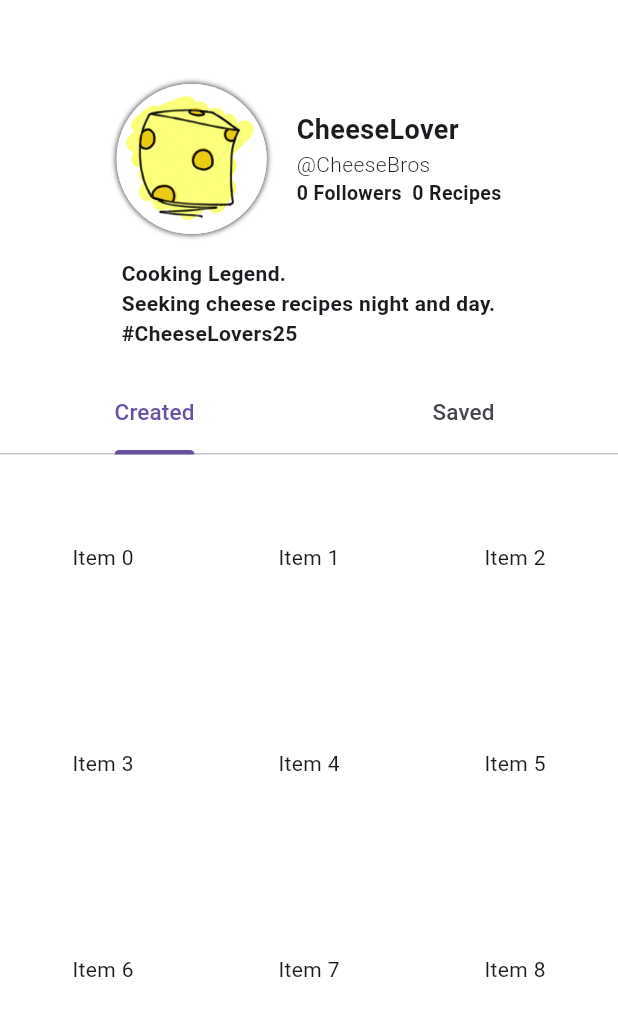
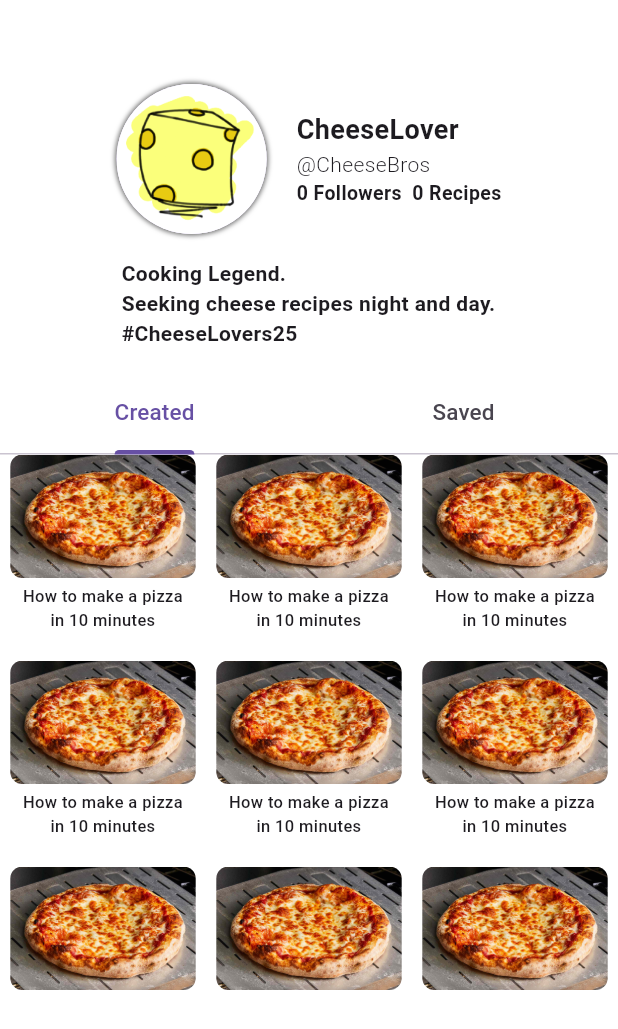
Before and after one commit to TheCheeseMeister/Take-a-Bite, a Flutter app: the Profile screen opened directly, on a phone screen of 412 x 824 dp. Shown: the top 1029 px of the screen. Run offline on Flutter 3.47's test engine with Material 3 defaults, Android fonts, the light colour scheme and no system bars; our stand-ins replace persistent_bottom_nav_bar.

Commit message:
Added recipe cards to profile page and edited heroes.
Added the recipe cards for created and saved recipes to the profile. They are in a grid/list structure and tapping on one will bring you to that respective recipe's page.

Also edited the tags for heroes a little so they are based on the index of a recipe. Removes conflicting hero tags.

```diff
--- a/lib/nav_pages/profile.dart
+++ b/lib/nav_pages/profile.dart
@@ -1,4 +1,6 @@
 import 'package:flutter/material.dart';
+import 'package:persistent_bottom_nav_bar/persistent_bottom_nav_bar.dart';
+import 'package:take_a_bite/nav_pages/recipe.dart';
 
 class Profile extends StatelessWidget {
   const Profile({super.key});
@@ -138,19 +140,17 @@ class _RecipeListState extends State<RecipeList> {
             ],
           ),
           SizedBox(
-            height: 363, // Maybe find some way to be dynamic? Can't not have set height or TabBarView doesn't display.
+            height:
+                363, // Maybe find some way to be dynamic? Can't not have set height or TabBarView doesn't display.
             child: TabBarView(
               children: [
                 // First tab: Created Recipes
                 GridView.count(
+                  childAspectRatio: 1,
                   shrinkWrap: true,
                   crossAxisCount: 3,
                   children: List.generate(200, (index) {
-                    return Center(
-                      child: Text(
-                        'Item $index',
-                      ),
-                    );
+                    return ProfileRecipe(index: index);
                   }),
                 ),
                 // Second tab: Saved Recipes
@@ -173,3 +173,69 @@ class _RecipeListState extends State<RecipeList> {
     );
   }
 }
+
+// Created/Saved Recipes
+class ProfileRecipe extends StatelessWidget {
+  const ProfileRecipe({super.key, required this.index});
+
+  // Contains same info as Recipe Cards from Search Page (will have description and recipe creator)
+  final String title = "How to make a pizza in 10 minutes";
+  final Image image = const Image(image: AssetImage('lib/imgs/pizza.jpg'));
+  final int prepTime = 10;
+  final int cookTime = 10;
+  final String servingSize = "4 - 5 people";
+  final index;
+
+  @override
+  Widget build(BuildContext context) {
+    return FractionallySizedBox(
+      widthFactor: 0.9,
+      child: InkWell(
+        onTap: () => PersistentNavBarNavigator.pushNewScreenWithRouteSettings(
+          context,
+          settings: const RouteSettings(),
+          screen: RecipePage(
+              image: image,
+              title: title,
+              prepTime: prepTime,
+              cookTime: cookTime,
+              servingSize: servingSize,
+              index: index),
+          withNavBar: true,
+          pageTransitionAnimation: PageTransitionAnimation.fade,
+        ),
+        child: Column(
+          children: [
+            ClipRRect(
+              borderRadius: const BorderRadius.only(
+                topLeft: Radius.circular(8.0),
+                topRight: Radius.circular(8.0),
+                bottomLeft: Radius.circular(8.0),
+                bottomRight: Radius.circular(8.0),
+              ),
+              // Might have to change depending on picture used for recipe, but works for now.
+              child: Hero(
+                tag: "recipe-$index",
+                child: image,
+              ),
+            ),
+            Padding(
+              padding: const EdgeInsets.fromLTRB(0,4,0,0),
+              child: FractionallySizedBox(
+                widthFactor: 0.95,
+                child: Text(
+                  title,
+                  textAlign: TextAlign.center,
+                  style: const TextStyle(
+                    fontWeight: FontWeight.w500,
+                    fontSize: 11,
+                  ),
+                ),
+              ),
+            ),
+          ],
+        ),
+      ),
+    );
+  }
+}
--- a/lib/nav_pages/recipe.dart
+++ b/lib/nav_pages/recipe.dart
@@ -9,6 +9,7 @@ class RecipePage extends StatelessWidget {
     required this.prepTime,
     required this.cookTime,
     required this.servingSize,
+    required this.index,
   });
 
   // Info passed from Recipe Card
@@ -17,6 +18,7 @@ class RecipePage extends StatelessWidget {
   final int prepTime;
   final int cookTime;
   final String servingSize;
+  final int index; // For hero
 
   @override
   Widget build(BuildContext context) {
@@ -25,7 +27,7 @@ class RecipePage extends StatelessWidget {
       body: Column(
         children: [
           Hero(
-            tag: 'recipe-image',
+            tag: 'recipe-$index',
             child: image,
           ),
           Padding(
```
Also changed, not shown: lib/nav_pages/search.dart (+15 -12 lines).
